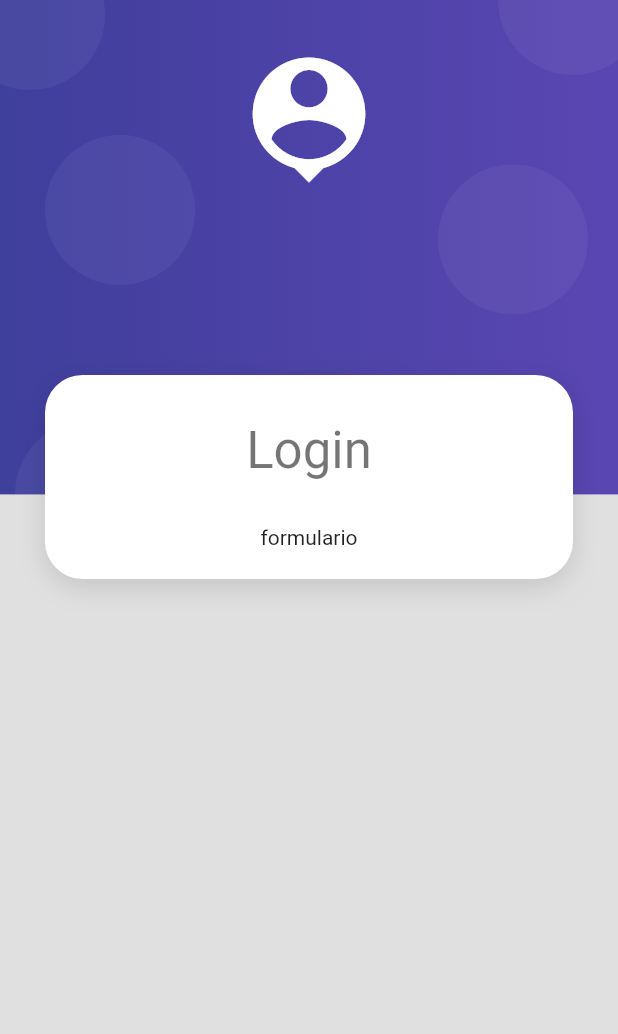
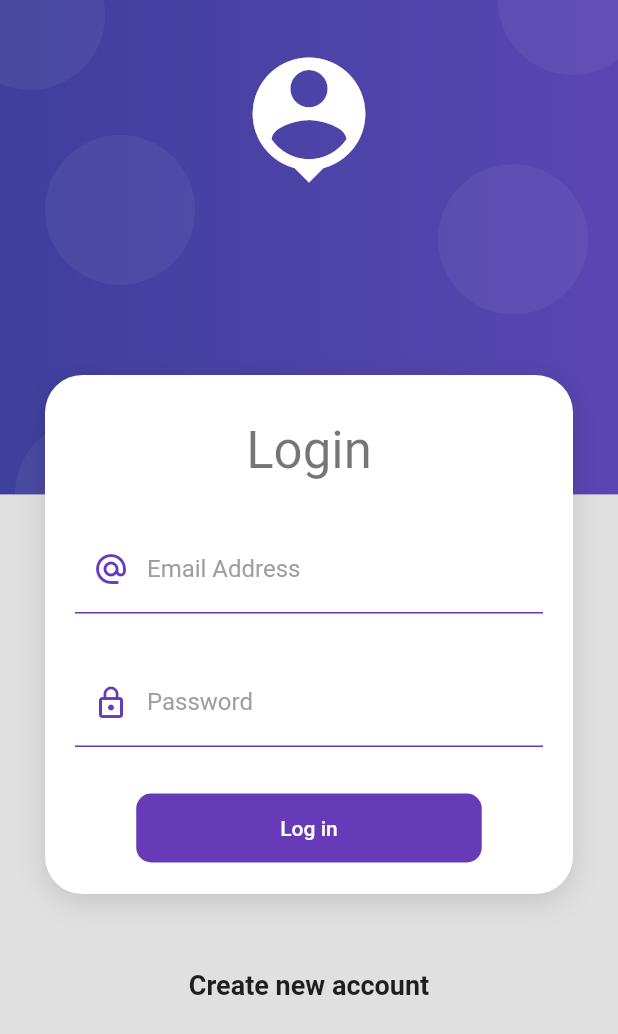
Before and after one commit to Cesluc/Flutter-Projects, a Flutter app: the screen it shows after launch, on a phone screen of 412 x 824 dp. Shown: the top 1034 px of the screen. Run offline on Flutter 3.47's test engine with Material 2 defaults, Android fonts, the phone set to English and light mode, and no system bars.

Commit message:
Reutilizando los estilos de inputs

```diff
--- a/productos_app/productos_app/lib/screens/login_screen.dart
+++ b/productos_app/productos_app/lib/screens/login_screen.dart
@@ -1,38 +1,105 @@
 import 'package:flutter/material.dart';
 
+import '../ui/input_decorations.dart';
 import '../widgets/widgets.dart';
 
-
 class LoginScreen extends StatelessWidget {
-
-
   @override
   Widget build(BuildContext context) {
-    return  Scaffold(
+    return Scaffold(
         body: AuthBackground(
             child: SingleChildScrollView(
       child: Column(
         children: [
-              SizedBox(height: 250,),
+          const SizedBox(
+            height: 250,
+          ),
           CardContainer(
             child: Column(
               children: [
-
-                    SizedBox(height: 10,),
-                    Text('Login', style: Theme.of(context).textTheme.headlineMedium,),
-                    SizedBox(height: 30,),
-
-                    Text('formulario')
-
-
+                const SizedBox(
+                  height: 10,
+                ),
+                Text(
+                  'Login',
+                  style: Theme.of(context).textTheme.headlineMedium,
+                ),
+                const SizedBox(
+                  height: 30,
+                ),
+                _LoginForm(),
               ],
             ),
+          ),
+          const SizedBox(
+            height: 50,
+          ),
+          const Text(
+            'Create new account',
+            style: TextStyle(fontSize: 18, fontWeight: FontWeight.bold),
+          ),
+          const SizedBox(
+            height: 50,
           )
-
         ],
       ),
+    )));
+  }
+}
+
+class _LoginForm extends StatelessWidget {
+  const _LoginForm({super.key});
+
+  @override
+  Widget build(BuildContext context) {
+    return Container(
+      child: Form(
+        //TODO: Mantener la referencia al KEY
+        child: Column(
+          children: [
+            TextFormField(
+              autocorrect: false,
+              keyboardType: TextInputType.emailAddress,
+              decoration: InputDecorations.authInputDecoration(
+                  hintText: 'project-r@vipa.com',
+                  labelText: 'Email Address',
+                  prefixIcon: Icons.alternate_email_sharp),
+            ),
+            const SizedBox(
+              height: 30,
+            ),
+            TextFormField(
+              autocorrect: false,
+              obscureText: true,
+              keyboardType: TextInputType.emailAddress,
+              decoration: InputDecorations.authInputDecoration(
+                  hintText: '********',
+                  labelText: 'Password',
+                  prefixIcon: Icons.lock_outline),
+            ),
+            const SizedBox(
+              height: 30,
+            ),
+            MaterialButton(
+              shape: RoundedRectangleBorder(
+                  borderRadius: BorderRadius.circular(10)),
+              disabledColor: Colors.grey,
+              elevation: 0,
+              color: Colors.deepPurple,
+              child: Container(
+                  padding:
+                      const EdgeInsets.symmetric(horizontal: 80, vertical: 15),
+                  child: const Text(
+                    'Log in',
+                    style: TextStyle(color: Colors.white),
+                  )),
+              onPressed: () {
+                //TODO: login Form
+              },
             )
-      )
+          ],
+        ),
+      ),
     );
   }
 }
--- /dev/null
+++ b/productos_app/productos_app/lib/ui/input_decorations.dart
@@ -0,0 +1,33 @@
+import 'package:flutter/material.dart';
+
+class InputDecorations{
+
+  static InputDecoration authInputDecoration({
+    required String hintText,
+    required String labelText,
+    IconData? prefixIcon,
+  }){
+    return  InputDecoration(
+                enabledBorder: const UnderlineInputBorder(
+                  borderSide: BorderSide(
+                    color: Colors.deepPurple
+                  ),
+                ),
+                focusedBorder: const UnderlineInputBorder(
+                  borderSide: BorderSide(
+                    color: Colors.deepPurple,
+                    width: 2
+                  )
+                ),
+                hintText: hintText,
+                labelText: labelText,
+                labelStyle: const TextStyle(
+                  color: Colors.grey
+                ),
+                prefixIcon: prefixIcon != null
+                  ? Icon(prefixIcon, color: Colors.deepPurple,)
+                  : null
+              );
+  }
+
+}
```
Lines whose indentation alone changed are shown as unchanged.
